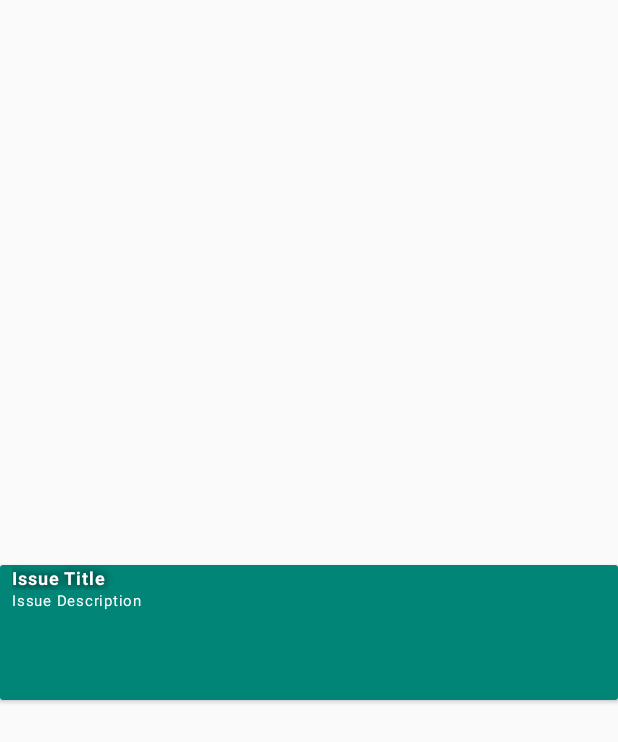
After one commit to Bitphreak/RxIssueBrowser, an Android app: the layout view_issue_title.xml on its own in the app's theme, with its tools: preview values and no code run, on a phone screen of 412 x 824 dp. The commit adds this screen. Shown: the top 742 px of the screen. Run offline under Robolectric (Android 15) with nearby library versions, the phone set to English and light mode, and no system bars.

Commit message:
Display list of issues using epoxy and a RecyclerView
Add epoxy dependencies to Gradle
Add kotterknife (Butterknife for Kotlin) dependencies to Gradle
Add RecyclerView to layout for MainActivity
Create layout for individual issues that will be displayed in the Issues RecyclerView
Create model, model view, and view holder for Kotlin
Create Dagger2 module for Epoxy which provides a Model View
Load issues in model view
Wire up title and body to RecyclerView items
Add an onClickListener to RecyclerView items which logs the item clicked
Add error handling/logging for loading of issues from Github API

```diff
--- a/app/src/main/java/com/maxjspaulding/whistle/issuebrowser/di/AppComponent.kt
+++ b/app/src/main/java/com/maxjspaulding/whistle/issuebrowser/di/AppComponent.kt
@@ -13,6 +13,7 @@ import javax.inject.Singleton
         AndroidSupportInjectionModule::class,
         AppModule::class,
         ActivityModule::class,
+        EpoxyModule::class,
         NetworkModule::class
     ]
 )
--- /dev/null
+++ b/app/src/main/res/layout/view_issue_title.xml
@@ -0,0 +1,45 @@
+<?xml version="1.0" encoding="utf-8"?>
+<androidx.cardview.widget.CardView
+        xmlns:android="http://schemas.android.com/apk/res/android"
+        xmlns:tools="http://schemas.android.com/tools"
+        android:id="@+id/cv_issue"
+        android:layout_width="match_parent"
+        android:layout_height="90dp"
+        android:layout_marginTop="10dp"
+        android:layout_gravity="center">
+
+    <LinearLayout
+            android:layout_width="match_parent"
+            android:layout_height="match_parent"
+            android:orientation="vertical"
+            android:background="@color/colorPrimary">
+
+        <TextView
+                android:id="@+id/text_view_issue_title"
+                android:layout_width="match_parent"
+                android:layout_height="wrap_content"
+                android:layout_marginLeft="8dp"
+                android:gravity="left"
+                android:textColor="@android:color/white"
+                android:textSize="12sp"
+                android:shadowColor="#0A0A0A"
+                android:shadowRadius="7"
+                android:textStyle="bold"
+                android:letterSpacing="0.05"
+                tools:text="Issue Title"/>
+
+        <TextView
+                android:id="@+id/text_view_issue_desc"
+                android:layout_width="match_parent"
+                android:layout_height="wrap_content"
+                android:layout_marginLeft="8dp"
+                android:gravity="left"
+                android:textColor="@android:color/white"
+                android:textSize="10sp"
+                android:maxLength="140"
+                android:letterSpacing="0.05"
+                tools:text="Issue Description"/>
+
+
+    </LinearLayout>
+</androidx.cardview.widget.CardView>
--- a/build.gradle
+++ b/build.gradle
@@ -1,7 +1,9 @@
 // Top-level build file where you can add configuration options common to all sub-projects/modules.
 
 buildscript {
+    ext.appcompat_version = '1.0.0'
     ext.dagger2_version = '2.21'
+    ext.epoxy_version = '3.3.0'
     ext.gson_version = '2.8.5'
     ext.kotlin_version = '1.3.11'
     ext.retrofit_version = '2.4.0'
@@ -26,7 +28,7 @@ allprojects {
     repositories {
         google()
         jcenter()
-
+        maven { url "https://oss.sonatype.org/content/repositories/snapshots" }
     }
 }
 
```
Also changed, not shown: app/build.gradle (+8 -1 lines), app/src/main/java/com/maxjspaulding/whistle/issuebrowser/IssueController.kt (added, +42 -0 lines), app/src/main/java/com/maxjspaulding/whistle/issuebrowser/IssueModel.kt (added, +41 -0 lines), app/src/main/java/com/maxjspaulding/whistle/issuebrowser/KotlinHolder.kt (added, +40 -0 lines), app/src/main/java/com/maxjspaulding/whistle/issuebrowser/MainActivity.kt (+27 -1 lines), app/src/main/java/com/maxjspaulding/whistle/issuebrowser/di/EpoxyModule.kt (added, +19 -0 lines), app/src/main/res/layout/activity_main.xml (+5 -8 lines).
